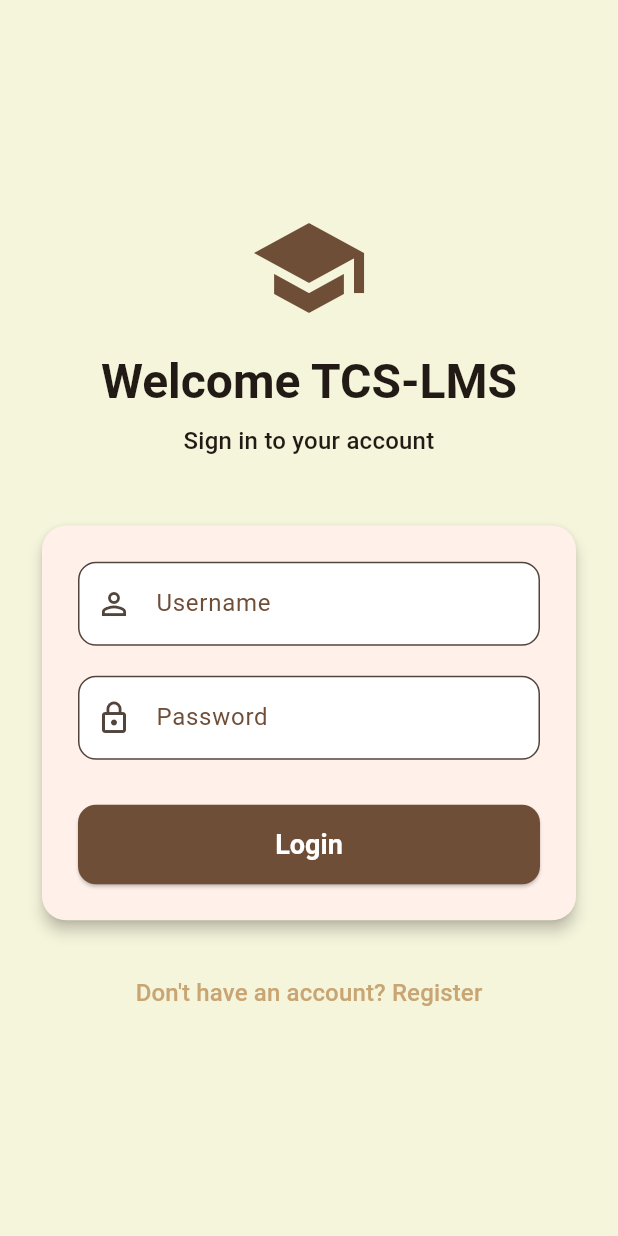
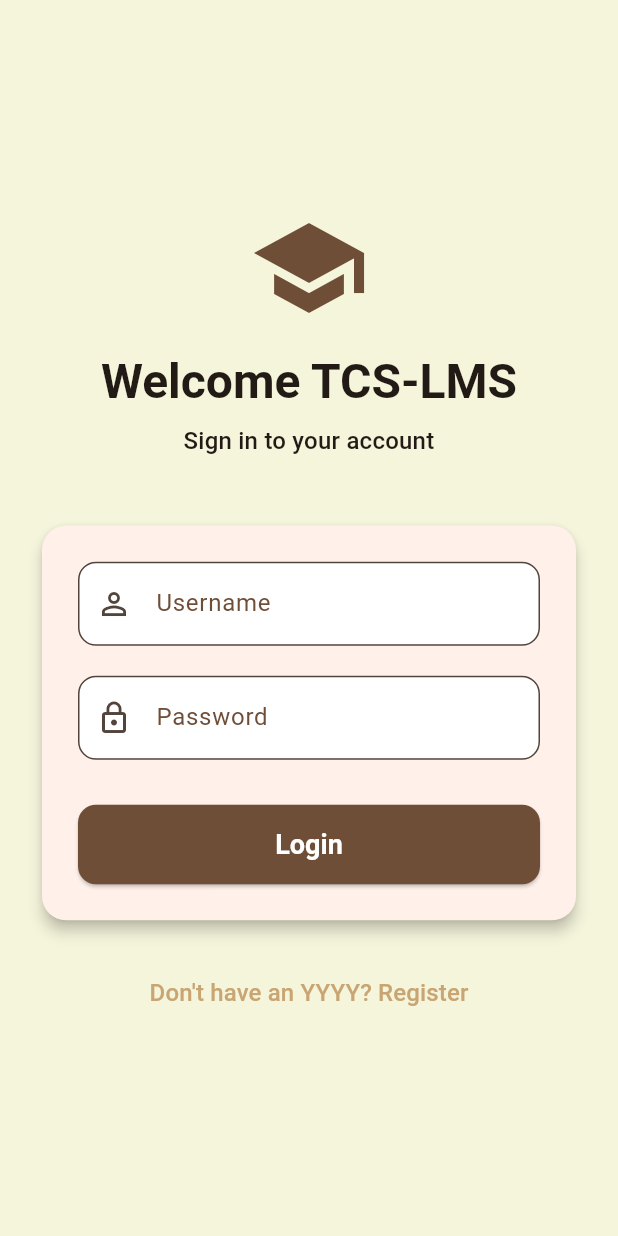
Before and after one commit to RieshuKhandelwal/LMS_in_Flutter, a Flutter app: the screen it shows after launch, on a phone screen of 412 x 824 dp. Run offline on Flutter 3.47's test engine with Material 3 defaults, Android fonts, the phone set to English and light mode, and no system bars; our stand-ins replace go_router, google_fonts; accounts and stored records are empty.

Commit message:
checking automation

```diff
--- a/lib/features/auth/login_screen.dart
+++ b/lib/features/auth/login_screen.dart
@@ -161,7 +161,7 @@ class _LoginScreenState extends State<LoginScreen> {
               TextButton(
                 onPressed: () => context.go('/register'),
                 child: Text(
-                  'Don\'t have an account? Register',
+                  'Don\'t have an YYYY? Register',
                   style: TextStyle(
                     color: Theme.of(context).colorScheme.secondary,
                   ),
```
